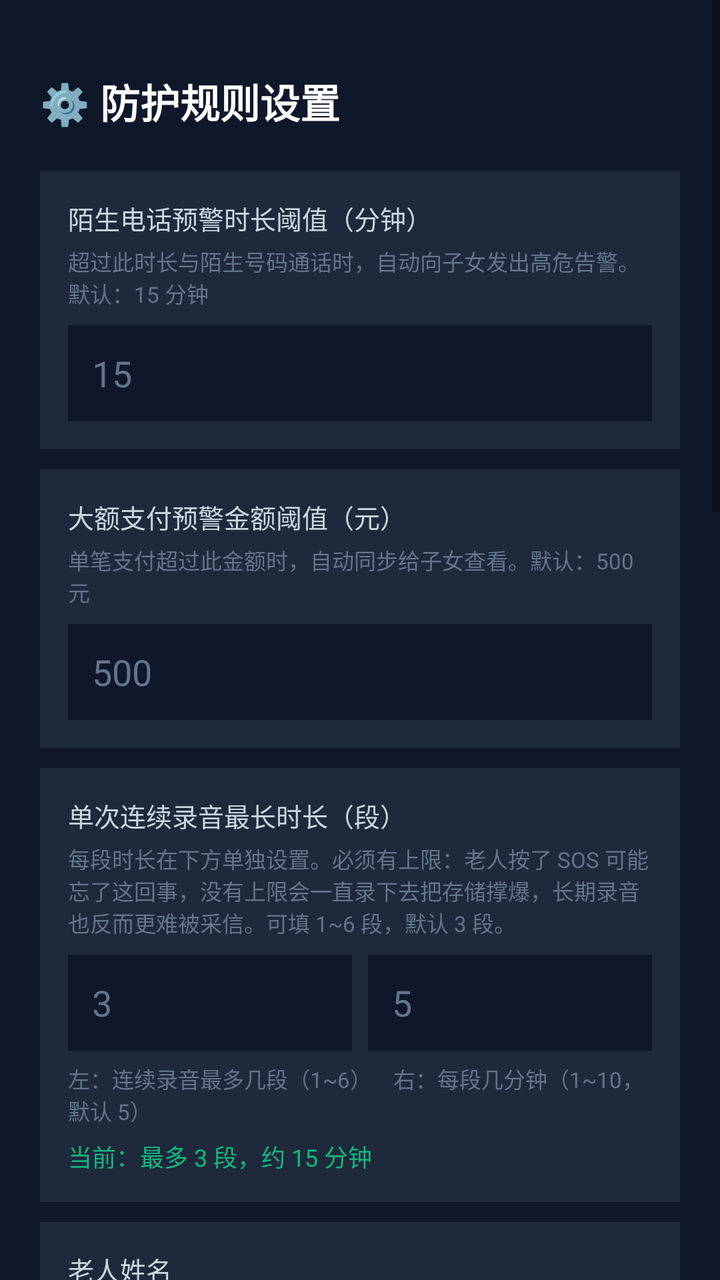
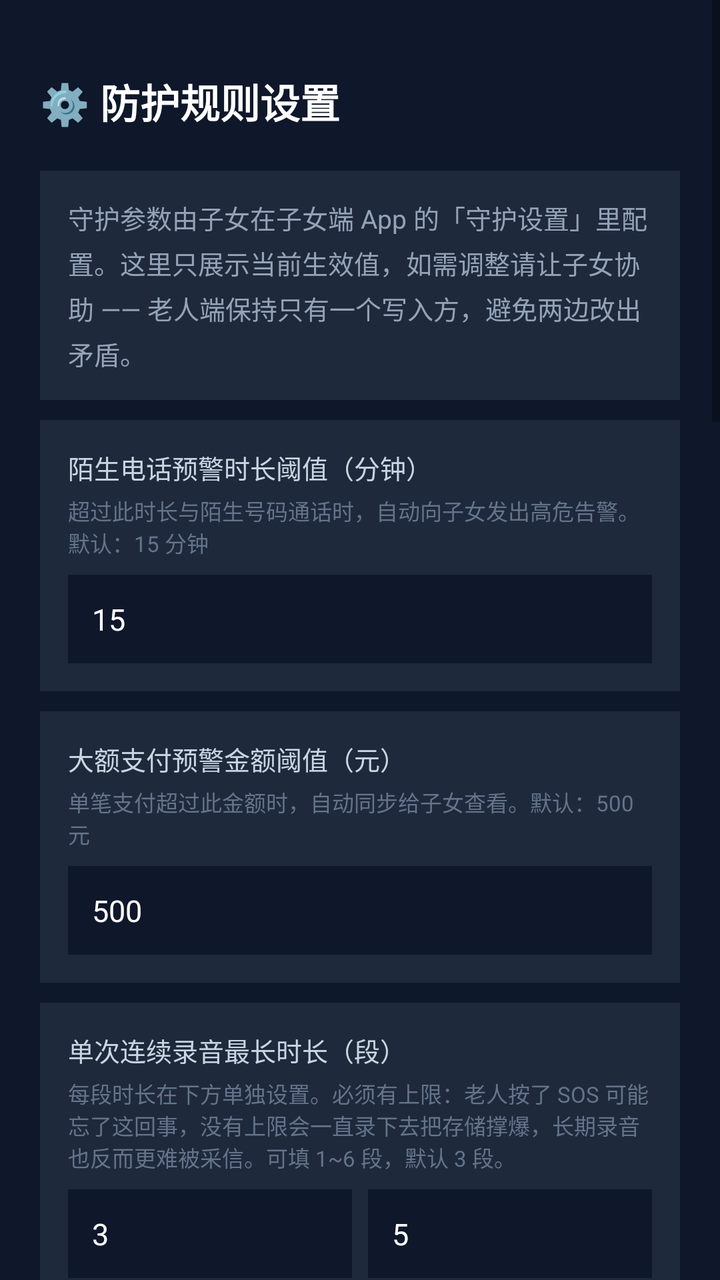

Before-and-after screenshots of an Android layout around one commit, followed by the original layout XML and the change that was made.
<!-- AndroidManifest.xml: application theme Theme.AntiFraudGuard -->
<!-- res/layout/activity_settings.xml -->
<?xml version="1.0" encoding="utf-8"?>
<ScrollView xmlns:android="http://schemas.android.com/apk/res/android"
    android:layout_width="match_parent"
    android:layout_height="match_parent"
    android:background="#0F172A">

    <LinearLayout
        android:layout_width="match_parent"
        android:layout_height="wrap_content"
        android:orientation="vertical"
        android:padding="20dp">

        <TextView
            android:layout_width="wrap_content"
            android:layout_height="wrap_content"
            android:text="⚙️ 防护规则设置"
            android:textColor="#FFFFFF"
            android:textSize="20sp"
            android:textStyle="bold"
            android:layout_marginTop="16dp" />

        
        <LinearLayout
            android:layout_width="match_parent"
            android:layout_height="wrap_content"
            android:orientation="vertical"
            android:background="#1E293B"
            android:padding="14dp"
            android:layout_marginTop="20dp">

            <TextView
                android:layout_width="wrap_content"
                android:layout_height="wrap_content"
                android:text="陌生电话预警时长阈值（分钟）"
                android:textColor="#CBD5E1"
                android:textSize="13sp" />

            <TextView
                android:layout_width="wrap_content"
                android:layout_height="wrap_content"
                android:text="超过此时长与陌生号码通话时，自动向子女发出高危告警。默认：15 分钟"
                android:textColor="#64748B"
                android:textSize="11sp"
                android:layout_marginTop="4dp" />

            <EditText
                android:id="@+id/et_call_threshold"
                android:layout_width="match_parent"
                android:layout_height="48dp"
                android:hint="15"
                android:inputType="number"
                android:textColor="#FFFFFF"
                android:textColorHint="#64748B"
                android:background="#0F172A"
                android:paddingHorizontal="12dp"
                android:layout_marginTop="8dp" />
        </LinearLayout>

        
        <LinearLayout
            android:layout_width="match_parent"
            android:layout_height="wrap_content"
            android:orientation="vertical"
            android:background="#1E293B"
            android:padding="14dp"
            android:layout_marginTop="10dp">

            <TextView
                android:layout_width="wrap_content"
                android:layout_height="wrap_content"
                android:text="大额支付预警金额阈值（元）"
                android:textColor="#CBD5E1"
                android:textSize="13sp" />

            <TextView
                android:layout_width="wrap_content"
                android:layout_height="wrap_content"
                android:text="单笔支付超过此金额时，自动同步给子女查看。默认：500 元"
                android:textColor="#64748B"
                android:textSize="11sp"
                android:layout_marginTop="4dp" />

            <EditText
                android:id="@+id/et_payment_threshold"
                android:layout_width="match_parent"
                android:layout_height="48dp"
                android:hint="500"
                android:inputType="number"
                android:textColor="#FFFFFF"
                android:textColorHint="#64748B"
                android:background="#0F172A"
                android:paddingHorizontal="12dp"
                android:layout_marginTop="8dp" />
        </LinearLayout>

        
        <LinearLayout
            android:layout_width="match_parent"
            android:layout_height="wrap_content"
            android:orientation="vertical"
            android:background="#1E293B"
            android:padding="14dp"
            android:layout_marginTop="10dp">

            <TextView
                android:layout_width="wrap_content"
                android:layout_height="wrap_content"
                android:text="单次连续录音最长时长（段）"
                android:textColor="#CBD5E1"
                android:textSize="13sp" />

            <TextView
                android:layout_width="wrap_content"
                android:layout_height="wrap_content"
                android:text="每段时长在下方单独设置。必须有上限：老人按了 SOS 可能忘了这回事，没有上限会一直录下去把存储撑爆，长期录音也反而更难被采信。可填 1~6 段，默认 3 段。"
                android:textColor="#64748B"
                android:textSize="11sp"
                android:layout_marginTop="4dp" />

            <LinearLayout
                android:layout_width="match_parent"
                android:layout_height="wrap_content"
                android:orientation="horizontal"
                android:layout_marginTop="8dp">

                <EditText
                    android:id="@+id/et_rec_segments"
                    android:layout_width="0dp"
                    android:layout_height="48dp"
                    android:layout_weight="1"
                    android:hint="3"
                    android:singleLine="true"
                    android:inputType="number"
                    android:textColor="#FFFFFF"
                    android:textColorHint="#64748B"
                    android:background="#0F172A"
                    android:paddingHorizontal="12dp" />

                <EditText
                    android:id="@+id/et_rec_segment_minutes"
                    android:layout_width="0dp"
                    android:layout_height="48dp"
                    android:layout_weight="1"
                    android:layout_marginStart="8dp"
                    android:hint="5"
                    android:singleLine="true"
                    android:inputType="number"
                    android:textColor="#FFFFFF"
                    android:textColorHint="#64748B"
                    android:background="#0F172A"
                    android:paddingHorizontal="12dp" />
            </LinearLayout>

            <TextView
                android:layout_width="wrap_content"
                android:layout_height="wrap_content"
                android:text="左：连续录音最多几段（1~6）    右：每段几分钟（1~10，默认 5）"
                android:textColor="#64748B"
                android:textSize="11sp"
                android:layout_marginTop="6dp" />

            <TextView
                android:id="@+id/tv_rec_minutes_hint"
                android:layout_width="wrap_content"
                android:layout_height="wrap_content"
                android:text="当前：最多 3 段，约 15 分钟"
                android:textColor="#10B981"
                android:textSize="12sp"
                android:layout_marginTop="6dp" />
        </LinearLayout>

        
        <LinearLayout
            android:layout_width="match_parent"
            android:layout_height="wrap_content"
            android:orientation="vertical"
            android:background="#1E293B"
            android:padding="14dp"
            android:layout_marginTop="10dp">

            <TextView
                android:layout_width="wrap_content"
                android:layout_height="wrap_content"
                android:text="老人姓名"
                android:textColor="#CBD5E1"
                android:textSize="13sp" />

            <EditText
                android:id="@+id/et_elder_name"
                android:layout_width="match_parent"
                android:layout_height="48dp"
                android:hint="如：张爷爷"
                android:textColor="#FFFFFF"
                android:textColorHint="#64748B"
                android:background="#0F172A"
                android:paddingHorizontal="12dp"
                android:layout_marginTop="8dp" />

            <TextView
                android:layout_width="wrap_content"
                android:layout_height="wrap_content"
                android:text="老人手机号（同步到服务器，子女端可见）"
                android:textColor="#CBD5E1"
                android:textSize="13sp"
                android:layout_marginTop="12dp" />

            <EditText
                android:id="@+id/et_elder_phone"
                android:layout_width="match_parent"
                android:layout_height="48dp"
                android:hint="11 位手机号"
                android:inputType="phone"
                android:textColor="#FFFFFF"
                android:textColorHint="#64748B"
                android:background="#0F172A"
                android:paddingHorizontal="12dp"
                android:layout_marginTop="8dp" />

            <TextView
                android:layout_width="wrap_content"
                android:layout_height="wrap_content"
                android:text="已绑定守护人姓名"
                android:textColor="#CBD5E1"
                android:textSize="13sp"
                android:layout_marginTop="12dp" />

            
            <TextView
                android:id="@+id/tv_family_name"
                android:layout_width="match_parent"
                android:layout_height="wrap_content"
                android:background="#0F172A"
                android:padding="12dp"
                android:text="未绑定子女账号"
                android:textColor="#FFFFFF"
                android:textSize="15sp"
                android:layout_marginTop="8dp" />

            <TextView
                android:layout_width="wrap_content"
                android:layout_height="wrap_content"
                android:text="由子女端绑定后自动显示，换手机也不会丢；如需改名请在子女端账号中操作。"
                android:textColor="#64748B"
                android:textSize="11sp"
                android:layout_marginTop="4dp" />
        </LinearLayout>

        <TextView
            android:layout_width="wrap_content"
            android:layout_height="wrap_content"
            android:text="以上防护规则会同步到云端，换手机、重装 App 后自动恢复，不会悄悄回到默认值。"
            android:textColor="#64748B"
            android:textSize="11sp"
            android:layout_marginTop="12dp" />

        
        <LinearLayout
            android:layout_width="match_parent"
            android:layout_height="wrap_content"
            android:orientation="vertical"
            android:background="#1E293B"
            android:padding="14dp"
            android:layout_marginTop="10dp">

            <TextView
                android:layout_width="wrap_content"
                android:layout_height="wrap_content"
                android:text="🩺 守护健康自检"
                android:textColor="#FFFFFF"
                android:textSize="15sp"
                android:textStyle="bold" />

            <TextView
                android:id="@+id/tv_health_report"
                android:layout_width="match_parent"
                android:layout_height="wrap_content"
                android:background="#0F172A"
                android:padding="12dp"
                android:text="正在检测…"
                android:textColor="#CBD5E1"
                android:textSize="12sp"
                android:layout_marginTop="10dp"
                android:lineSpacingExtra="3dp" />

            <TextView
                android:id="@+id/tv_health_advice"
                android:layout_width="match_parent"
                android:layout_height="wrap_content"
                android:text=""
                android:textColor="#FBBF24"
                android:textSize="12sp"
                android:layout_marginTop="8dp" />

            <Button
                android:id="@+id/btn_refresh_health"
                android:layout_width="match_parent"
                android:layout_height="46dp"
                android:text="重新检测"
                android:backgroundTint="#334155"
                android:textColor="#E2E8F0"
                android:layout_marginTop="12dp" />

            
            <Button
                android:id="@+id/btn_fix_battery"
                android:layout_width="match_parent"
                android:layout_height="46dp"
                android:text="① 关闭系统电池优化（防后台被杀）"
                android:backgroundTint="#334155"
                android:textColor="#E2E8F0"
                android:layout_marginTop="8dp" />

            <Button
                android:id="@+id/btn_fix_background_location"
                android:layout_width="match_parent"
                android:layout_height="46dp"
                android:text="② 位置权限改为「始终允许」"
                android:backgroundTint="#334155"
                android:textColor="#E2E8F0"
                android:layout_marginTop="8dp" />

            <Button
                android:id="@+id/btn_fix_call_screening"
                android:layout_width="match_parent"
                android:layout_height="46dp"
                android:text="③ 设为来电显示/骚扰拦截应用"
                android:backgroundTint="#334155"
                android:textColor="#E2E8F0"
                android:layout_marginTop="8dp" />

            <Button
                android:id="@+id/btn_fix_notification_access"
                android:layout_width="match_parent"
                android:layout_height="46dp"
                android:text="④ 开启通知使用权（用于监听扣款）"
                android:backgroundTint="#334155"
                android:textColor="#E2E8F0"
                android:layout_marginTop="8dp" />

            <Button
                android:id="@+id/btn_fix_vendor"
                android:layout_width="match_parent"
                android:layout_height="46dp"
                android:text="⑤ 自启动 / 后台弹出界面（厂商设置）"
                android:backgroundTint="#334155"
                android:textColor="#E2E8F0"
                android:layout_marginTop="8dp" />

            <Button
                android:id="@+id/btn_fix_usage_access"
                android:layout_width="match_parent"
                android:layout_height="46dp"
                android:text="⑥ 使用情况访问（通话中打开支付App联动）"
                android:backgroundTint="#334155"
                android:textColor="#E2E8F0"
                android:layout_marginTop="8dp" />
        </LinearLayout>

        <Button
            android:id="@+id/btn_save_settings"
            android:layout_width="match_parent"
            android:layout_height="52dp"
            android:text="保存设置"
            android:backgroundTint="#10B981"
            android:textColor="#FFFFFF"
            android:textStyle="bold"
            android:layout_marginTop="20dp"
            android:layout_marginBottom="24dp" />

    </LinearLayout>
</ScrollView>
<!-- resources referenced by this layout -->
<resources>
  <style name="Theme.AntiFraudGuard" parent="Theme.MaterialComponents.DayNight.NoActionBar">
          
          <item name="colorPrimary">@color/blue_500</item>
          <item name="colorPrimaryVariant">@color/blue_700</item>
          <item name="colorOnPrimary">@color/white</item>
          
          <item name="colorSecondary">@color/emerald_500</item>
          <item name="colorSecondaryVariant">@color/emerald_700</item>
          <item name="colorOnSecondary">@color/white</item>
          
          <item name="android:statusBarColor">#0F172A</item>
          <item name="android:windowBackground">#0F172A</item>
      </style>
  <color name="blue_500">#3B82F6</color>
  <color name="blue_700">#1D4ED8</color>
  <color name="white">#FFFFFFFF</color>
  <color name="emerald_500">#10B981</color>
  <color name="emerald_700">#047857</color>
</resources>

<!-- the commit's change to res/layout/activity_settings.xml (unified diff, before → after) -->
@@ -19,14 +19,25 @@
             android:textStyle="bold"
             android:layout_marginTop="16dp" />
 
-        
-        <LinearLayout
-            android:layout_width="match_parent"
-            android:layout_height="wrap_content"
-            android:orientation="vertical"
-            android:background="#1E293B"
-            android:padding="14dp"
-            android:layout_marginTop="20dp">
+        <TextView
+            android:layout_width="match_parent"
+            android:layout_height="wrap_content"
+            android:background="#1E293B"
+            android:lineSpacingExtra="4dp"
+            android:padding="14dp"
+            android:layout_marginTop="20dp"
+            android:text="守护参数由子女在子女端 App 的「守护设置」里配置。这里只展示当前生效值，如需调整请让子女协助 —— 老人端保持只有一个写入方，避免两边改出矛盾。"
+            android:textColor="#94A3B8"
+            android:textSize="13sp" />
+
+        
+        <LinearLayout
+            android:layout_width="match_parent"
+            android:layout_height="wrap_content"
+            android:orientation="vertical"
+            android:background="#1E293B"
+            android:padding="14dp"
+            android:layout_marginTop="10dp">
 
             <TextView
                 android:layout_width="wrap_content"
@@ -43,16 +54,16 @@
                 android:textSize="11sp"
                 android:layout_marginTop="4dp" />
 
-            <EditText
-                android:id="@+id/et_call_threshold"
-                android:layout_width="match_parent"
-                android:layout_height="48dp"
-                android:hint="15"
-                android:inputType="number"
-                android:textColor="#FFFFFF"
-                android:textColorHint="#64748B"
-                android:background="#0F172A"
-                android:paddingHorizontal="12dp"
+            
+            <TextView
+                android:id="@+id/tv_call_threshold"
+                android:layout_width="match_parent"
+                android:layout_height="wrap_content"
+                android:background="#0F172A"
+                android:padding="12dp"
+                android:text="15"
+                android:textColor="#FFFFFF"
+                android:textSize="15sp"
                 android:layout_marginTop="8dp" />
         </LinearLayout>
 
@@ -80,16 +91,15 @@
                 android:textSize="11sp"
                 android:layout_marginTop="4dp" />
 
-            <EditText
-                android:id="@+id/et_payment_threshold"
-                android:layout_width="match_parent"
-                android:layout_height="48dp"
-                android:hint="500"
-                android:inputType="number"
-                android:textColor="#FFFFFF"
-                android:textColorHint="#64748B"
-                android:background="#0F172A"
-                android:paddingHorizontal="12dp"
+            <TextView
+                android:id="@+id/tv_payment_threshold"
+                android:layout_width="match_parent"
+                android:layout_height="wrap_content"
+                android:background="#0F172A"
+                android:padding="12dp"
+                android:text="500"
+                android:textColor="#FFFFFF"
+                android:textSize="15sp"
                 android:layout_marginTop="8dp" />
         </LinearLayout>
 
@@ -123,32 +133,28 @@
                 android:orientation="horizontal"
                 android:layout_marginTop="8dp">
 
-                <EditText
-                    android:id="@+id/et_rec_segments"
+                <TextView
+                    android:id="@+id/tv_rec_segments"
                     android:layout_width="0dp"
-                    android:layout_height="48dp"
+                    android:layout_height="wrap_content"
                     android:layout_weight="1"
-                    android:hint="3"
-                    android:singleLine="true"
-                    android:inputType="number"
+                    android:background="#0F172A"
+                    android:padding="12dp"
+                    android:text="3"
                     android:textColor="#FFFFFF"
-                    android:textColorHint="#64748B"
-                    android:background="#0F172A"
-                    android:paddingHorizontal="12dp" />
-
-                <EditText
-                    android:id="@+id/et_rec_segment_minutes"
+                    android:textSize="15sp" />
+
+                <TextView
+                    android:id="@+id/tv_rec_segment_minutes"
                     android:layout_width="0dp"
-                    android:layout_height="48dp"
+                    android:layout_height="wrap_content"
                     android:layout_weight="1"
                     android:layout_marginStart="8dp"
-                    android:hint="5"
-                    android:singleLine="true"
-                    android:inputType="number"
+                    android:background="#0F172A"
+                    android:padding="12dp"
+                    android:text="5"
                     android:textColor="#FFFFFF"
-                    android:textColorHint="#64748B"
-                    android:background="#0F172A"
-                    android:paddingHorizontal="12dp" />
+                    android:textSize="15sp" />
             </LinearLayout>
 
             <TextView
@@ -163,7 +169,7 @@
                 android:id="@+id/tv_rec_minutes_hint"
                 android:layout_width="wrap_content"
                 android:layout_height="wrap_content"
-                android:text="当前：最多 3 段，约 15 分钟"
+                android:text=""
                 android:textColor="#10B981"
                 android:textSize="12sp"
                 android:layout_marginTop="6dp" />
@@ -364,8 +370,62 @@
             android:backgroundTint="#10B981"
             android:textColor="#FFFFFF"
             android:textStyle="bold"
-            android:layout_marginTop="20dp"
-            android:layout_marginBottom="24dp" />
+            android:layout_marginTop="20dp" />
+
+        
+        <LinearLayout
+            android:layout_width="match_parent"
+            android:layout_height="wrap_content"
+            android:orientation="vertical"
+            android:background="#1E293B"
+            android:padding="14dp"
+            android:layout_marginTop="16dp"
+            android:layout_marginBottom="24dp">
+
+            <TextView
+                android:layout_width="wrap_content"
+                android:layout_height="wrap_content"
+                android:text="⬆️ 版本与升级"
+                android:textColor="#FFFFFF"
+                android:textSize="15sp"
+                android:textStyle="bold" />
+
+            <TextView
+                android:id="@+id/tv_app_version"
+                android:layout_width="match_parent"
+                android:layout_height="wrap_content"
+                android:text="当前版本：检测中…"
+                android:textColor="#CBD5E1"
+                android:textSize="12sp"
+                android:layout_marginTop="8dp" />
+
+            <TextView
+                android:id="@+id/tv_update_status"
+                android:layout_width="match_parent"
+                android:layout_height="wrap_content"
+                android:text=""
+                android:textColor="#FBBF24"
+                android:textSize="12sp"
+                android:layout_marginTop="6dp"
+                android:lineSpacingExtra="3dp" />
+
+            <Button
+                android:id="@+id/btn_check_update"
+                android:layout_width="match_parent"
+                android:layout_height="48dp"
+                android:text="检查更新"
+                android:backgroundTint="#334155"
+                android:textColor="#E2E8F0"
+                android:layout_marginTop="10dp" />
+
+            <TextView
+                android:layout_width="match_parent"
+                android:layout_height="wrap_content"
+                android:text="升级包约 23MB，弱网下需要几分钟。首次升级系统会要求授权「允许安装未知应用」，按提示打开一次即可，之后不再询问。"
+                android:textColor="#64748B"
+                android:textSize="11sp"
+                android:layout_marginTop="8dp" />
+        </LinearLayout>
 
     </LinearLayout>
 </ScrollView>
